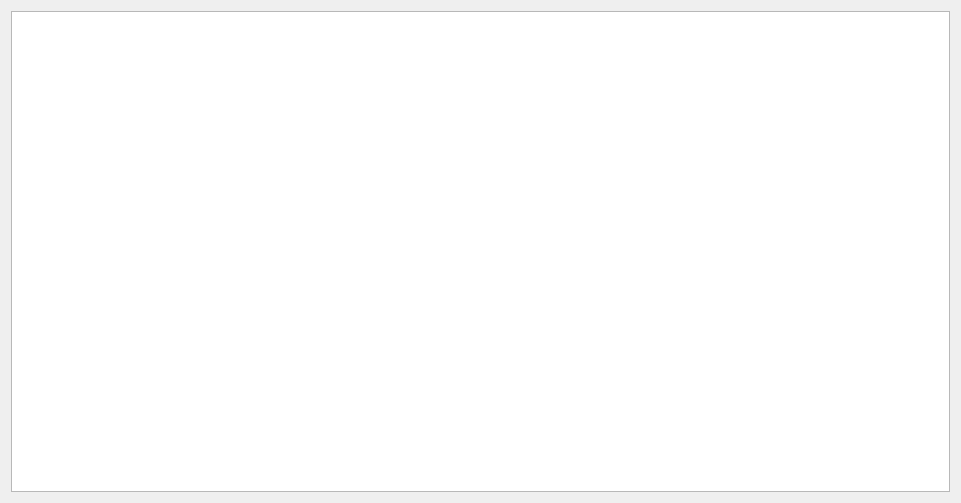
The window that gameplay.ui (OVahidO/Slay_The_Spire) describes before a commit, drawn with Qt 5.
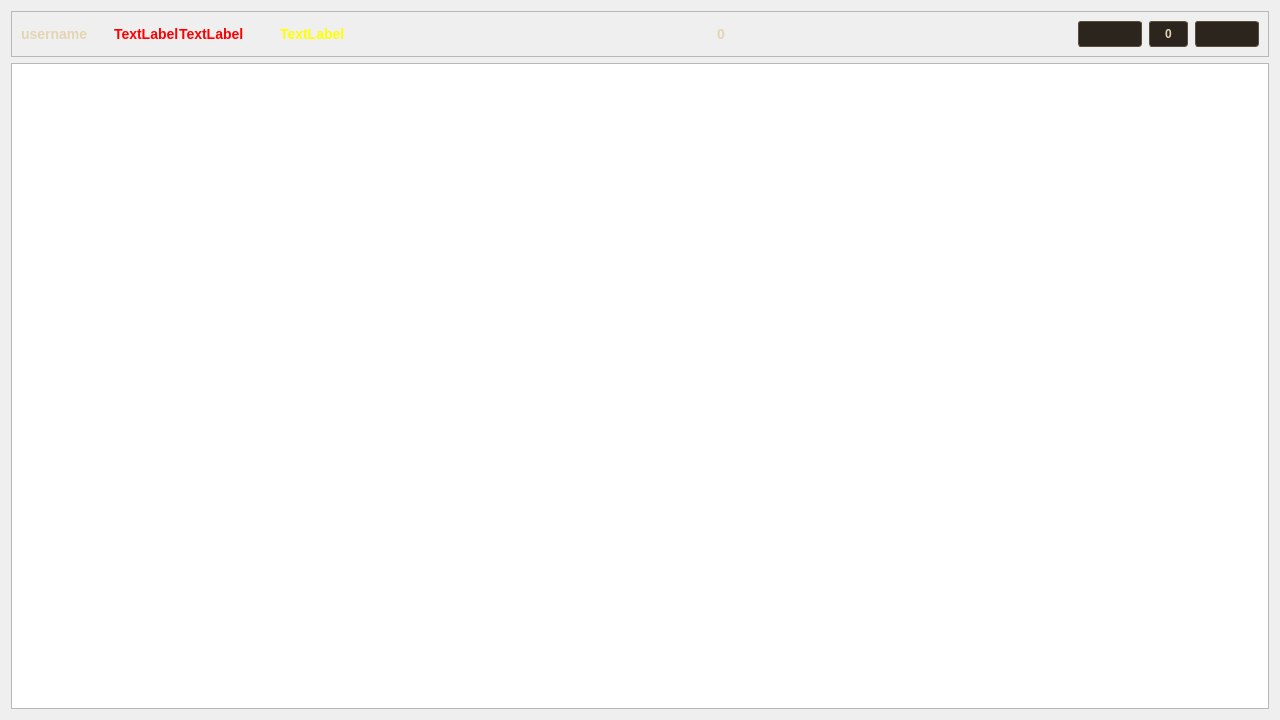
The same window after the commit. Icons and pictures are not drawn.

The edit to the form file:
```diff
--- a/gameplay.ui
+++ b/gameplay.ui
@@ -6,14 +6,313 @@
    <rect>
     <x>0</x>
     <y>0</y>
-    <width>961</width>
-    <height>503</height>
+    <width>1280</width>
+    <height>720</height>
    </rect>
   </property>
   <property name="windowTitle">
    <string>Form</string>
   </property>
+  <property name="styleSheet">
+   <string notr="true"/>
+  </property>
   <layout class="QVBoxLayout" name="verticalLayout">
+   <item>
+    <widget class="QFrame" name="topBar">
+     <property name="maximumSize">
+      <size>
+       <width>16777215</width>
+       <height>66</height>
+      </size>
+     </property>
+     <property name="styleSheet">
+      <string notr="true">QFrame#topBar{
+}
+
+QLabel {
+    color: #e5d4b3;
+    font-size: 14px;
+    font-weight: bold;
+}
+
+QPushButton {
+    background-color: #2c251e;
+    color: #e5d4b3;
+    border: 1px solid #5a4d3a;
+    padding: 5px 15px;
+    border-radius: 3px;
+    font-weight: bold;
+}
+
+QPushButton:hover {
+    background-color: #41372d;
+    border-color: #8c765c;
+}
+
+QPushButton:pressed {
+    background-color: #1a1612;
+}</string>
+     </property>
+     <property name="frameShape">
+      <enum>QFrame::Shape::StyledPanel</enum>
+     </property>
+     <property name="frameShadow">
+      <enum>QFrame::Shadow::Raised</enum>
+     </property>
+     <layout class="QHBoxLayout" name="horizontalLayout" stretch="0,0,0,0,0,0,0,0,0">
+      <property name="spacing">
+       <number>7</number>
+      </property>
+      <property name="sizeConstraint">
+       <enum>QLayout::SizeConstraint::SetDefaultConstraint</enum>
+      </property>
+      <item>
+       <widget class="QLabel" name="userNameLabel">
+        <property name="text">
+         <string>username</string>
+        </property>
+       </widget>
+      </item>
+      <item>
+       <layout class="QHBoxLayout" name="hpLayout">
+        <property name="spacing">
+         <number>0</number>
+        </property>
+        <property name="leftMargin">
+         <number>10</number>
+        </property>
+        <property name="topMargin">
+         <number>0</number>
+        </property>
+        <property name="rightMargin">
+         <number>10</number>
+        </property>
+        <property name="bottomMargin">
+         <number>0</number>
+        </property>
+        <item>
+         <widget class="QLabel" name="hpIconLabel">
+          <property name="sizePolicy">
+           <sizepolicy hsizetype="Preferred" vsizetype="Preferred">
+            <horstretch>0</horstretch>
+            <verstretch>0</verstretch>
+           </sizepolicy>
+          </property>
+          <property name="maximumSize">
+           <size>
+            <width>40</width>
+            <height>50</height>
+           </size>
+          </property>
+          <property name="text">
+           <string/>
+          </property>
+          <property name="pixmap">
+           <pixmap resource="resources.qrc">:/icons/Pics/Icons/hpIcon.png</pixmap>
+          </property>
+          <property name="scaledContents">
+           <bool>true</bool>
+          </property>
+          <property name="alignment">
+           <set>Qt::AlignmentFlag::AlignCenter</set>
+          </property>
+         </widget>
+        </item>
+        <item>
+         <widget class="QLabel" name="hpLabel">
+          <property name="baseSize">
+           <size>
+            <width>2</width>
+            <height>0</height>
+           </size>
+          </property>
+          <property name="styleSheet">
+           <string notr="true">color: rgb(255, 0, 0);</string>
+          </property>
+          <property name="text">
+           <string>TextLabel</string>
+          </property>
+         </widget>
+        </item>
+        <item>
+         <widget class="QLabel" name="maxHpLabel">
+          <property name="styleSheet">
+           <string notr="true">color: rgb(255, 0, 0);</string>
+          </property>
+          <property name="text">
+           <string>TextLabel</string>
+          </property>
+         </widget>
+        </item>
+       </layout>
+      </item>
+      <item>
+       <layout class="QHBoxLayout" name="coinLayout">
+        <property name="spacing">
+         <number>0</number>
+        </property>
+        <property name="leftMargin">
+         <number>10</number>
+        </property>
+        <property name="topMargin">
+         <number>0</number>
+        </property>
+        <property name="rightMargin">
+         <number>10</number>
+        </property>
+        <item>
+         <widget class="QLabel" name="coinIconLabel">
+          <property name="maximumSize">
+           <size>
+            <width>40</width>
+            <height>50</height>
+           </size>
+          </property>
+          <property name="text">
+           <string/>
+          </property>
+          <property name="pixmap">
+           <pixmap resource="resources.qrc">:/icons/Pics/Icons/Gold.png</pixmap>
+          </property>
+          <property name="scaledContents">
+           <bool>true</bool>
+          </property>
+         </widget>
+        </item>
+        <item>
+         <widget class="QLabel" name="coinLabel">
+          <property name="styleSheet">
+           <string notr="true">color: rgb(255, 255, 0);</string>
+          </property>
+          <property name="text">
+           <string>TextLabel</string>
+          </property>
+         </widget>
+        </item>
+       </layout>
+      </item>
+      <item>
+       <spacer name="horizontalSpacer">
+        <property name="orientation">
+         <enum>Qt::Orientation::Horizontal</enum>
+        </property>
+        <property name="sizeHint" stdset="0">
+         <size>
+          <width>40</width>
+          <height>20</height>
+         </size>
+        </property>
+       </spacer>
+      </item>
+      <item>
+       <layout class="QHBoxLayout" name="horizontalLayout_3">
+        <property name="spacing">
+         <number>0</number>
+        </property>
+        <property name="leftMargin">
+         <number>10</number>
+        </property>
+        <property name="topMargin">
+         <number>0</number>
+        </property>
+        <property name="rightMargin">
+         <number>10</number>
+        </property>
+        <item>
+         <widget class="QLabel" name="levelIconLabel">
+          <property name="maximumSize">
+           <size>
+            <width>60</width>
+            <height>50</height>
+           </size>
+          </property>
+          <property name="text">
+           <string/>
+          </property>
+          <property name="pixmap">
+           <pixmap resource="resources.qrc">:/icons/Pics/Icons/floor.png</pixmap>
+          </property>
+          <property name="scaledContents">
+           <bool>true</bool>
+          </property>
+         </widget>
+        </item>
+        <item>
+         <widget class="QLabel" name="levelLabel">
+          <property name="text">
+           <string>0</string>
+          </property>
+         </widget>
+        </item>
+       </layout>
+      </item>
+      <item>
+       <spacer name="horizontalSpacer_2">
+        <property name="orientation">
+         <enum>Qt::Orientation::Horizontal</enum>
+        </property>
+        <property name="sizeHint" stdset="0">
+         <size>
+          <width>40</width>
+          <height>20</height>
+         </size>
+        </property>
+       </spacer>
+      </item>
+      <item>
+       <widget class="QPushButton" name="mapButton">
+        <property name="text">
+         <string/>
+        </property>
+        <property name="icon">
+         <iconset resource="resources.qrc">
+          <normaloff>:/icons/Pics/Icons/map.png</normaloff>:/icons/Pics/Icons/map.png</iconset>
+        </property>
+        <property name="iconSize">
+         <size>
+          <width>50</width>
+          <height>50</height>
+         </size>
+        </property>
+       </widget>
+      </item>
+      <item>
+       <widget class="QPushButton" name="deckButton">
+        <property name="text">
+         <string>0</string>
+        </property>
+        <property name="icon">
+         <iconset resource="resources.qrc">
+          <normaloff>:/icons/Pics/Icons/DrawPileIcon.png</normaloff>:/icons/Pics/Icons/DrawPileIcon.png</iconset>
+        </property>
+        <property name="iconSize">
+         <size>
+          <width>50</width>
+          <height>50</height>
+         </size>
+        </property>
+       </widget>
+      </item>
+      <item>
+       <widget class="QPushButton" name="settingButton">
+        <property name="text">
+         <string/>
+        </property>
+        <property name="icon">
+         <iconset resource="resources.qrc">
+          <normaloff>:/icons/Pics/Icons/settings.png</normaloff>:/icons/Pics/Icons/settings.png</iconset>
+        </property>
+        <property name="iconSize">
+         <size>
+          <width>50</width>
+          <height>50</height>
+         </size>
+        </property>
+       </widget>
+      </item>
+     </layout>
+    </widget>
+   </item>
    <item>
     <widget class="QGraphicsView" name="graphicsView"/>
    </item>
```
Left out of the diff: 4 changed lines with no effect on the pictures.
